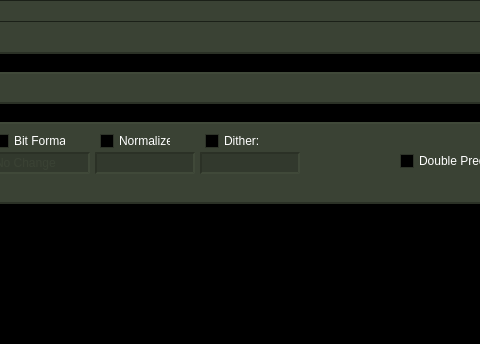
The window that ferocious/mainwindow.ui (jniemann66/ferocious) describes before a commit, drawn with Qt 5; both pictures show x 120 to 600 and y 0 to 344 of the 740 by 660 pixel window.
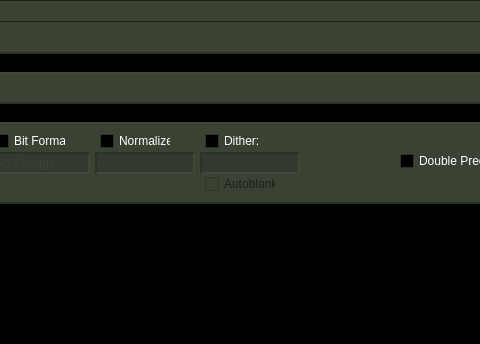
The same window after the commit. Icons and pictures are not drawn. Custom widgets are drawn as their Qt base class.

Commit message: added context-dependent autoblank checkbox

```diff
--- a/ferocious/mainwindow.ui
+++ b/ferocious/mainwindow.ui
@@ -1394,6 +1394,30 @@
      <string>Dither:</string>
     </property>
    </widget>
+   <widget class="QCheckBox" name="AutoBlankCheckBox">
+    <property name="enabled">
+     <bool>false</bool>
+    </property>
+    <property name="geometry">
+     <rect>
+      <x>325</x>
+      <y>153</y>
+      <width>71</width>
+      <height>18</height>
+     </rect>
+    </property>
+    <property name="font">
+     <font>
+      <stylestrategy>PreferAntialias</stylestrategy>
+     </font>
+    </property>
+    <property name="styleSheet">
+     <string notr="true"/>
+    </property>
+    <property name="text">
+     <string>Autoblank</string>
+    </property>
+   </widget>
   </widget>
   <widget class="QStatusBar" name="statusBar"/>
   <widget class="QMenuBar" name="menuBar">
```
Left out of the diff: 2 changed lines with no effect on the pictures. The commit also changes 3 other files.
